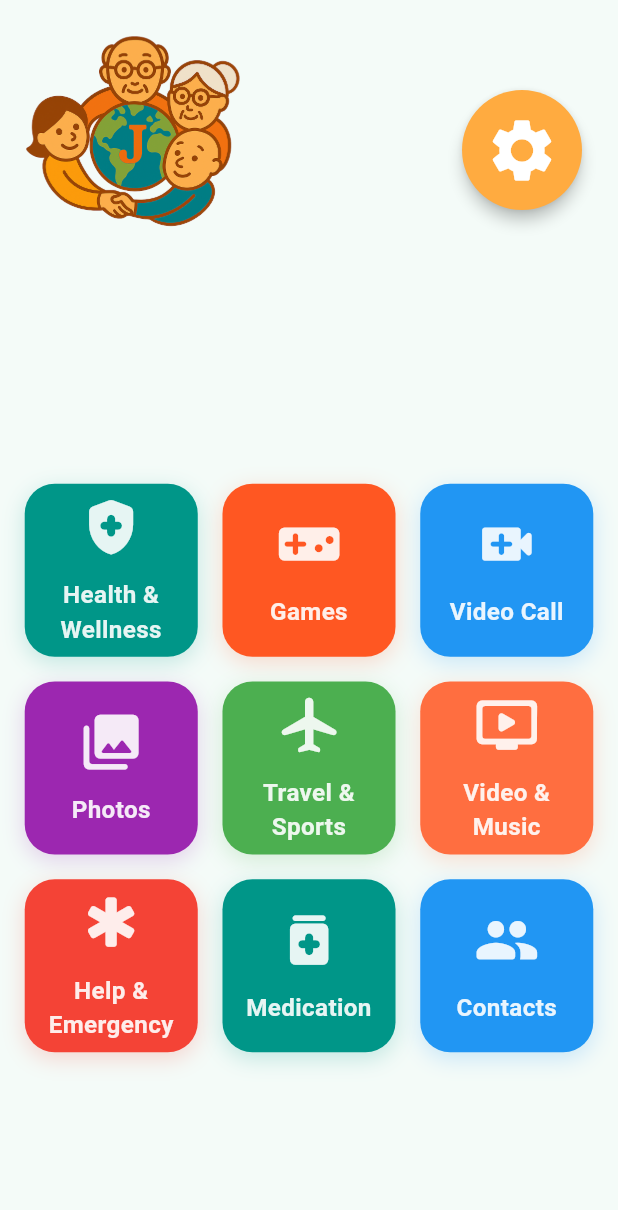
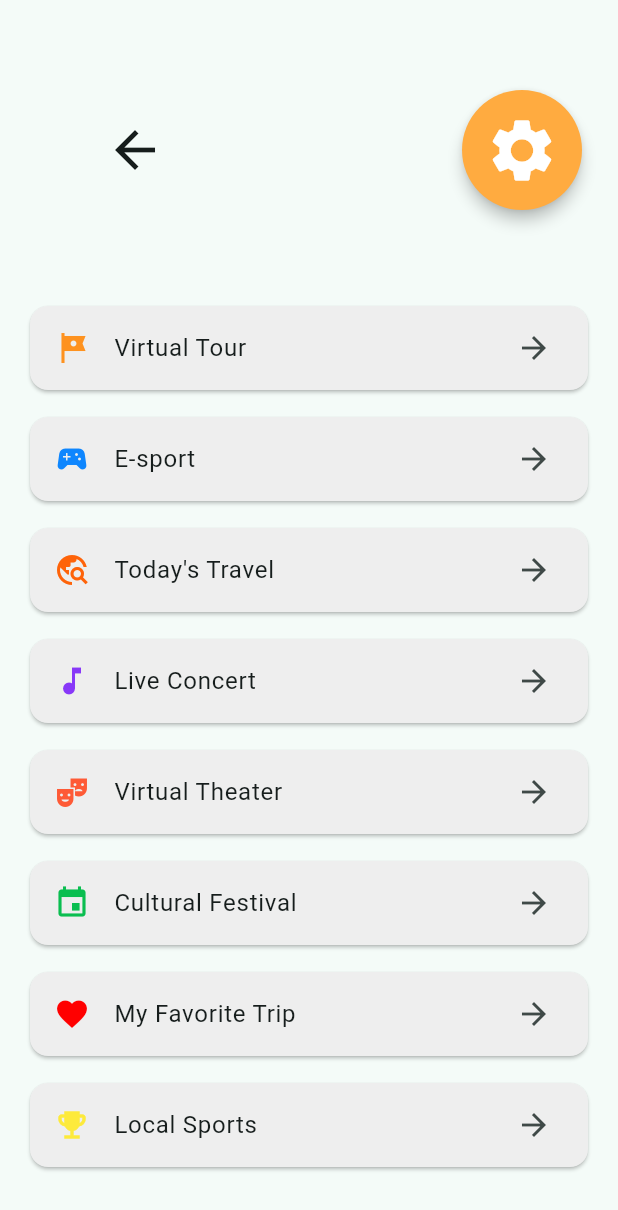
Before and after one commit to evergreen-collab/Project-Evergreen, a Flutter app: the screen it shows after launch, after a tap on an icon or button, on a phone screen of 412 x 824 dp. Shown: the top 1210 px of the screen. Run offline on Flutter 3.47's test engine with Material 3 defaults, Android fonts, the phone set to English and light mode, and no system bars; missing offline and left inert: color_blindness.

Commit message:
Added travel and sport subpage

```diff
--- a/lib/main.dart
+++ b/lib/main.dart
@@ -1,4 +1,5 @@
 import 'package:evergreen/pages/photos_page.dart';
+import 'package:evergreen/pages/travel_sport.dart';
 import 'package:flutter/material.dart';
 import 'package:provider/provider.dart';
 import 'package:color_blindness/color_blindness.dart';
@@ -158,7 +159,13 @@ class EvergreenHomePage extends StatelessWidget {
                 EvergreenGridButton(
                   icon: Icons.airplanemode_on_rounded,
                   label: 'Travel &   Sports',
-                  onTap: () {},
+                  onTap: () {
+                    Navigator.of(context).push(
+                      MaterialPageRoute(
+                        builder: (context) => const TravelSport(),
+                      ),
+                    );
+                  },
                   color: getGridButtonColor(context, Colors.green),
                 ),
                 EvergreenGridButton(
--- /dev/null
+++ b/lib/pages/travel_sport.dart
@@ -0,0 +1,82 @@
+import 'package:evergreen/widgets/joy_nest_app_bar.dart';
+import 'package:flutter/material.dart';
+
+class TravelSport extends StatelessWidget {
+  const TravelSport({super.key});
+
+  static List<Map<String, dynamic>> items = [
+    {'icon': Icons.tour, 'title': 'Virtual Tour', 'color': Color(0xFFfe921f)},
+    {
+      'icon': Icons.sports_esports,
+      'title': 'E-sport',
+      'color': Color(0xFF0e86fe),
+    },
+    {
+      'icon': Icons.travel_explore,
+      'title': "Today's Travel",
+      'color': Color(0xFFfe6309),
+    },
+    {
+      'icon': Icons.music_note,
+      'title': 'Live Concert',
+      'color': Color(0xFF8838f8),
+    },
+    {
+      'icon': Icons.theater_comedy,
+      'title': 'Virtual Theater',
+      'color': Color(0xFFfe5a36),
+    },
+    {
+      'icon': Icons.event,
+      'title': 'Cultural Festival',
+      'color': Color(0xFF0abe50),
+    },
+    {
+      'icon': Icons.favorite,
+      'title': 'My Favorite Trip',
+      'color': Color.fromARGB(255, 255, 0, 0),
+    },
+    {
+      'icon': Icons.emoji_events,
+      'title': 'Local Sports',
+      'color': Color.fromARGB(255, 253, 234, 59),
+    },
+  ];
+
+  @override
+  Widget build(BuildContext context) {
+    return Scaffold(
+      appBar: JoyNestAppBar(showBackButton: true),
+      body: Padding(
+        padding: const EdgeInsets.symmetric(horizontal: 16.0),
+        child: ListView.builder(
+          itemCount: items.length,
+          itemBuilder: (context, index) {
+            return Column(
+              children: [
+                Card(
+                  shape: RoundedRectangleBorder(
+                    borderRadius: BorderRadius.circular(12.0),
+                  ),
+                  color: Colors.grey[200],
+                  child: ListTile(
+                    leading: Icon(
+                      items[index]['icon'],
+                      color: items[index]['color'],
+                    ),
+                    title: Text(items[index]['title']),
+                    trailing: const Icon(Icons.arrow_forward),
+                    onTap: () {
+                      // need to add navigation if we have time to add more info
+                    },
+                  ),
+                ),
+                const SizedBox(height: 10),
+              ],
+            );
+          },
+        ),
+      ),
+    );
+  }
+}
```
